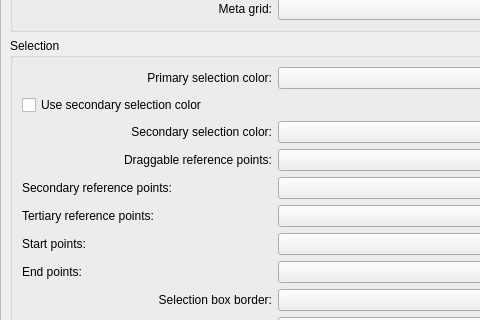
Qt form scripts/Edit/AppPreferences/GraphicsViewPreferences/ColorPreferences/PreferencesPage.ui (qcad/qcad) before a commit; both pictures show x 0 to 480 and y 332 to 652 of the 573 by 954 pixel window.
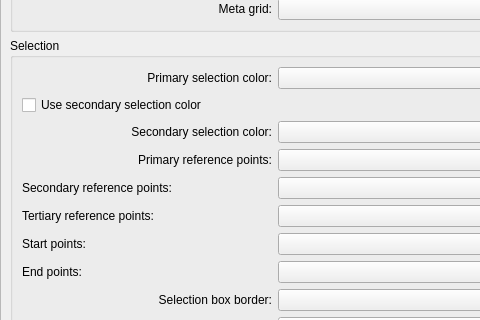
The same form after that commit. Custom widgets are drawn as their Qt base class.

```diff
--- a/scripts/Edit/AppPreferences/GraphicsViewPreferences/ColorPreferences/PreferencesPage.ui
+++ b/scripts/Edit/AppPreferences/GraphicsViewPreferences/ColorPreferences/PreferencesPage.ui
@@ -417,7 +417,7 @@
           </size>
          </property>
          <property name="text">
-          <string>Draggable reference points:</string>
+          <string>Primary reference points:</string>
          </property>
          <property name="alignment">
           <set>Qt::AlignRight|Qt::AlignTrailing|Qt::AlignVCenter</set>
```
